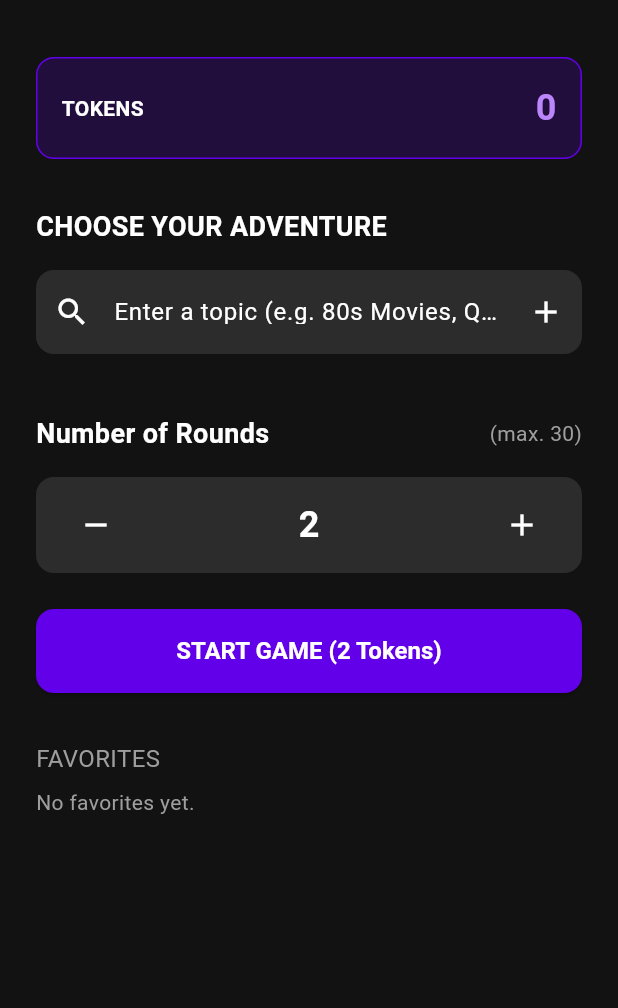
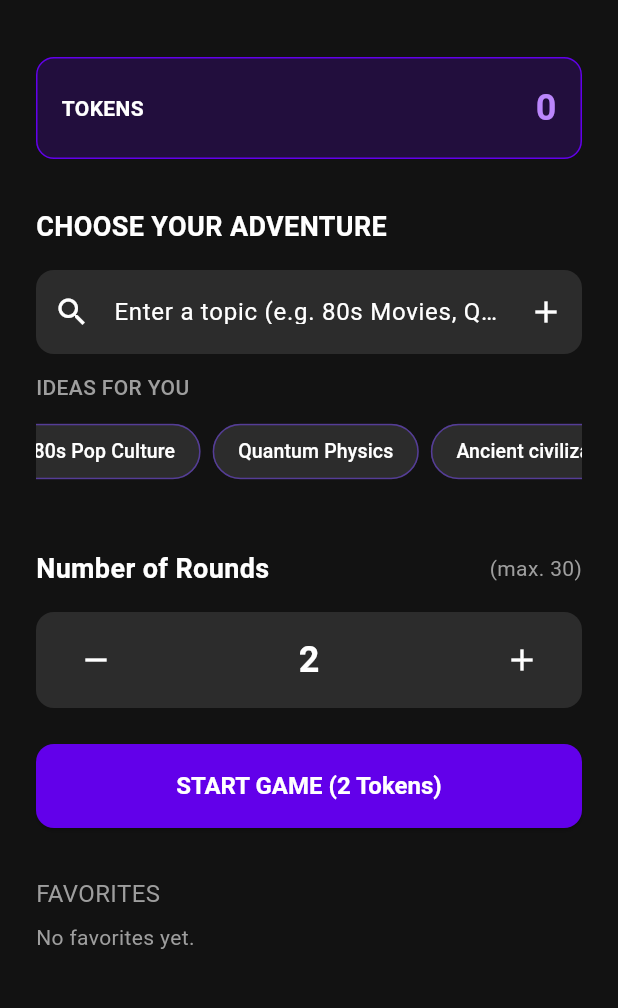
Before and after one commit to ric-hs/any-trivia, a Flutter app: the screen it shows once a user with an empty profile is signed in, after a tap on the "add" icon, on a phone screen of 412 x 824 dp, the part 63-1071 px from its top. Run offline on Flutter 3.47's test engine with Material 3 defaults, Android fonts, the phone set to English and light mode, and no system bars; our stand-ins replace cloud_firestore, cloud_functions, device_info_plus, equatable, firebase_auth, firebase_core and 3 more; accounts and stored records are empty.

Commit message:
Add suggestions carousel

```diff
--- /dev/null
+++ b/lib/features/game/presentation/constants/category_suggestions.dart
@@ -0,0 +1,47 @@
+class CategorySuggestions {
+  static const List<String> en = [
+    "80s Pop Culture",
+    "Quantum Physics",
+    "Ancient civilizations",
+    "Marvel Universe",
+    "World Capitals",
+    "Gourmet Cuisine",
+    "Space Exploration",
+    "Video Game History",
+    "Olympic Games",
+    "Rock & Roll",
+    "Renaissance Art",
+    "Marine Biology",
+    "Mythology",
+    "Classic Literature",
+    "Movie Directors"
+  ];
+
+  static const List<String> es = [
+    "Cultura Pop de los 80",
+    "Física Cuántica",
+    "Civilizaciones Antiguas",
+    "Universo Marvel",
+    "Capitales del Mundo",
+    "Cocina Gourmet",
+    "Exploración Espacial",
+    "Historia de Videojuegos",
+    "Juegos Olímpicos",
+    "Rock & Roll",
+    "Arte del Renacimiento",
+    "Biología Marina",
+    "Mitología",
+    "Literatura Clásica",
+    "Directores de Cine"
+  ];
+
+  static List<String> getSuggestions(String languageCode) {
+    switch (languageCode) {
+      case 'es':
+        return es;
+      case 'en':
+      default:
+        return en;
+    }
+  }
+}
--- a/lib/features/game/presentation/pages/home_page.dart
+++ b/lib/features/game/presentation/pages/home_page.dart
@@ -6,6 +6,8 @@ import 'package:endless_trivia/features/profile/presentation/bloc/profile_event.
 import 'package:endless_trivia/features/profile/presentation/bloc/profile_state.dart';
 import 'package:endless_trivia/features/game/presentation/pages/game_page.dart';
 import 'package:endless_trivia/features/settings/presentation/pages/settings_page.dart';
+import 'package:endless_trivia/features/game/presentation/widgets/category_suggestion_carousel.dart';
+import 'package:endless_trivia/features/game/presentation/constants/category_suggestions.dart';
 
 class HomePage extends StatefulWidget {
   const HomePage({super.key});
@@ -21,10 +23,16 @@ class _HomePageState extends State<HomePage> {
 
   void _addCategory() {
     final category = _categoryController.text.trim();
+    if (category.isNotEmpty) {
+      _addCategoryWithName(category);
+      _categoryController.clear();
+    }
+  }
+
+  void _addCategoryWithName(String category) {
     if (category.isNotEmpty && !_selectedCategories.contains(category)) {
       setState(() {
         _selectedCategories.add(category);
-        _categoryController.clear();
       });
     }
   }
@@ -179,6 +187,25 @@ class _HomePageState extends State<HomePage> {
                       ),
                     ),
                   ),
+                  const SizedBox(height: 12),
+
+                  // Category Suggestions Carousel
+                  Text(
+                    AppLocalizations.of(context)!.suggestionsTitle,
+                    style: const TextStyle(
+                      fontSize: 14,
+                      color: Colors.grey,
+                      fontWeight: FontWeight.w500,
+                    ),
+                  ),
+                  const SizedBox(height: 8),
+                  CategorySuggestionCarousel(
+                    suggestions: CategorySuggestions.getSuggestions(
+                      Localizations.localeOf(context).languageCode,
+                    ),
+                    onCategorySelected: _addCategoryWithName,
+                  ),
+
                   const SizedBox(height: 16),
                   if (_selectedCategories.isNotEmpty)
                     Wrap(
--- /dev/null
+++ b/lib/features/game/presentation/widgets/category_suggestion_carousel.dart
@@ -0,0 +1,108 @@
+import 'package:flutter/material.dart';
+import 'package:flutter/scheduler.dart';
+
+class CategorySuggestionCarousel extends StatefulWidget {
+  final List<String> suggestions;
+  final Function(String) onCategorySelected;
+
+  const CategorySuggestionCarousel({
+    super.key,
+    required this.suggestions,
+    required this.onCategorySelected,
+  });
+
+  @override
+  State<CategorySuggestionCarousel> createState() => _CategorySuggestionCarouselState();
+}
+
+class _CategorySuggestionCarouselState extends State<CategorySuggestionCarousel> with SingleTickerProviderStateMixin {
+  late ScrollController _scrollController;
+  late Ticker _ticker;
+  bool _userInteracting = false;
+  final double _pixelsPerSecond = 40.0;
+
+  @override
+  void initState() {
+    super.initState();
+    _scrollController = ScrollController();
+    _ticker = createTicker(_onTick);
+
+    // Start after first frame
+    WidgetsBinding.instance.addPostFrameCallback((_) {
+      if (mounted) {
+        _ticker.start();
+      }
+    });
+  }
+
+  void _onTick(Duration elapsed) {
+    if (!_scrollController.hasClients || _userInteracting) return;
+
+    final double maxScroll = _scrollController.position.maxScrollExtent;
+    if (maxScroll <= 0) return;
+
+    // Calculate displacement since last tick would be better,
+    // but for 60fps marquee, a small constant works well too.
+    // However, to be precise:
+    double offset = _scrollController.offset + (_pixelsPerSecond / 60.0);
+
+    if (offset >= maxScroll) {
+      offset = 0;
+    }
+
+    _scrollController.jumpTo(offset);
+  }
+
+  @override
+  void dispose() {
+    _ticker.dispose();
+    _scrollController.dispose();
+    super.dispose();
+  }
+
+  @override
+  Widget build(BuildContext context) {
+    if (widget.suggestions.isEmpty) return const SizedBox.shrink();
+
+    // Multiply suggestions for a better loop effect
+    final extendedSuggestions = [
+      ...widget.suggestions,
+      ...widget.suggestions,
+      ...widget.suggestions,
+    ];
+
+    return Listener(
+      onPointerDown: (_) => setState(() => _userInteracting = true),
+      onPointerUp: (_) => setState(() => _userInteracting = false),
+      onPointerCancel: (_) => setState(() => _userInteracting = false),
+      child: SizedBox(
+        height: 50,
+        child: ListView.builder(
+          controller: _scrollController,
+          scrollDirection: Axis.horizontal,
+          // Disable default drag physics if it conflicts,
+          // but usually it's fine to let the user swipe.
+          itemCount: extendedSuggestions.length,
+          itemBuilder: (context, index) {
+            final category = extendedSuggestions[index];
+            return Padding(
+              padding: const EdgeInsets.symmetric(horizontal: 4.0),
+              child: ActionChip(
+                label: Text(category),
+                onPressed: () => widget.onCategorySelected(category),
+                backgroundColor: const Color(0xFF2C2C2C),
+                labelStyle: const TextStyle(color: Colors.white, fontSize: 13),
+                shape: RoundedRectangleBorder(
+                  borderRadius: BorderRadius.circular(20),
+                  side: BorderSide(
+                    color: Colors.deepPurpleAccent.withValues(alpha: 0.3),
+                  ),
+                ),
+              ),
+            );
+          },
+        ),
+      ),
+    );
+  }
+}
--- a/lib/l10n/app_en.arb
+++ b/lib/l10n/app_en.arb
@@ -85,5 +85,6 @@
     "english": "English",
     "spanish": "Spanish",
     "signOut": "Sign Out",
-    "settingsTitle": "SETTINGS"
+    "settingsTitle": "SETTINGS",
+    "suggestionsTitle": "IDEAS FOR YOU"
 }
--- a/lib/l10n/app_es.arb
+++ b/lib/l10n/app_es.arb
@@ -44,5 +44,6 @@
     "english": "Inglés",
     "spanish": "Español",
     "signOut": "Cerrar Sesión",
-    "settingsTitle": "AJUSTES"
+    "settingsTitle": "AJUSTES",
+    "suggestionsTitle": "IDEAS PARA TI"
 }
--- a/lib/l10n/app_localizations.dart
+++ b/lib/l10n/app_localizations.dart
@@ -373,6 +373,12 @@ abstract class AppLocalizations {
   /// In en, this message translates to:
   /// **'SETTINGS'**
   String get settingsTitle;
+
+  /// No description provided for @suggestionsTitle.
+  ///
+  /// In en, this message translates to:
+  /// **'IDEAS FOR YOU'**
+  String get suggestionsTitle;
 }
 
 class _AppLocalizationsDelegate
--- a/lib/l10n/app_localizations_en.dart
+++ b/lib/l10n/app_localizations_en.dart
@@ -163,4 +163,7 @@ class AppLocalizationsEn extends AppLocalizations {
 
   @override
   String get settingsTitle => 'SETTINGS';
+
+  @override
+  String get suggestionsTitle => 'IDEAS FOR YOU';
 }
--- a/lib/l10n/app_localizations_es.dart
+++ b/lib/l10n/app_localizations_es.dart
@@ -165,4 +165,7 @@ class AppLocalizationsEs extends AppLocalizations {
 
   @override
   String get settingsTitle => 'AJUSTES';
+
+  @override
+  String get suggestionsTitle => 'IDEAS PARA TI';
 }
```
Also changed, not shown: 1 other file.
